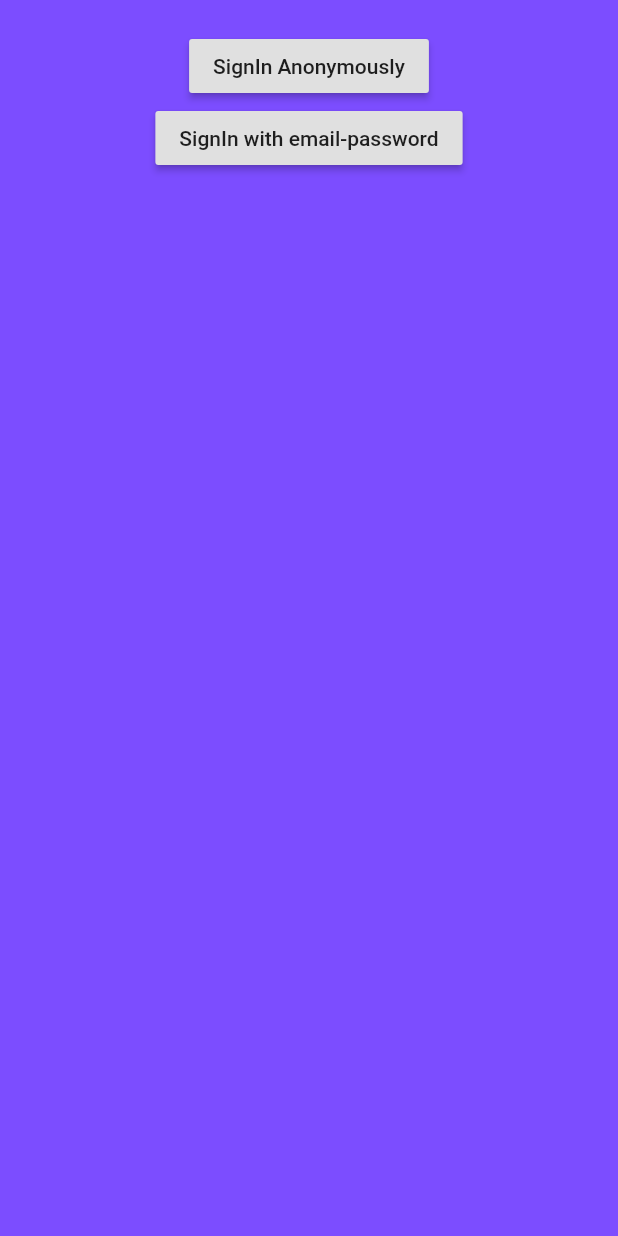
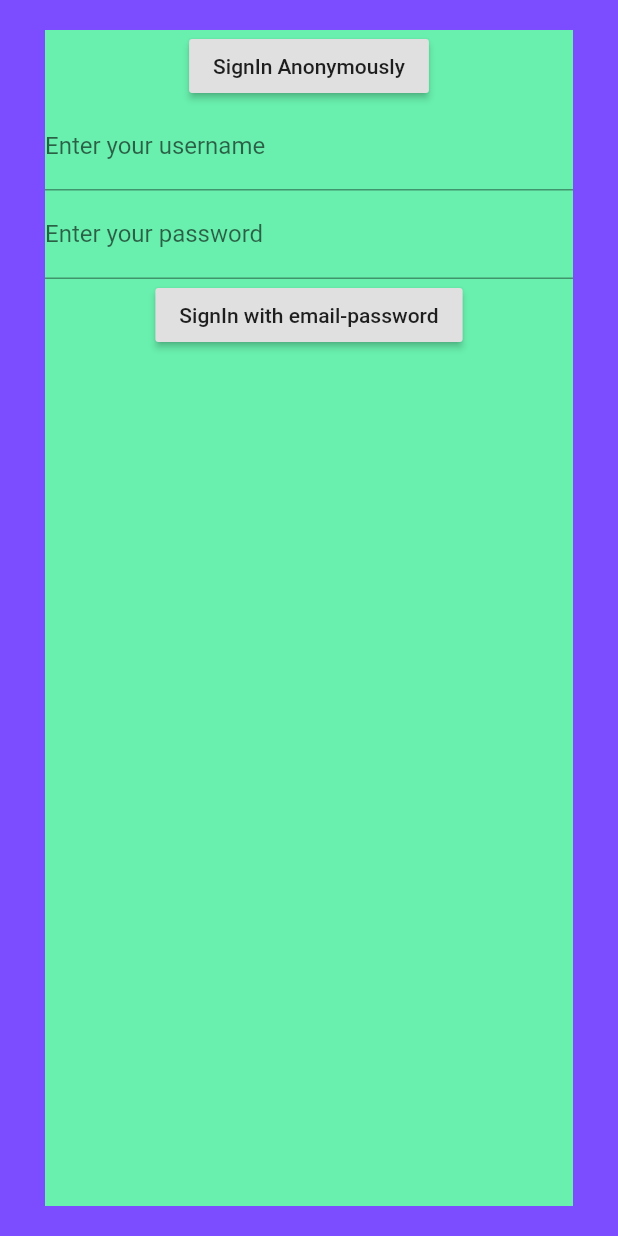
Before and after one commit to angelicrf/flutter, a Flutter app: the screen it shows after launch, on a phone screen of 412 x 824 dp. Run offline on Flutter 3.47's test engine with Material 2 defaults, Android fonts, the phone set to English and light mode, and no system bars; our stand-ins replace cloud_firestore, firebase_auth, firebase_core, font_awesome_flutter; accounts and stored records are empty.

Commit message:
steps register user firebase

```diff
--- a/chatUI/lib/Auth/auth.dart
+++ b/chatUI/lib/Auth/auth.dart
@@ -1,11 +1,40 @@
+import 'package:cloud_firestore/cloud_firestore.dart';
 import 'package:firebase_auth/firebase_auth.dart';
 import 'package:firebase_core/firebase_core.dart';
 
 class AuthService{
+  var userName;
+  var password;
+  AuthService(String userName, String password){
+    this.userName = userName;
+    this.password = password;
+  }
   FirebaseAuth auth = FirebaseAuth.instance;
 
-   Future sgininEmail() async{
-    try {
+  Future registerUser(){
+    try{
+      FirebaseFirestore.instance.collection('users').add(
+          {
+            "name" : this.userName,
+            "password" : this.password,
+            "address" : {
+              "street" : "default",
+              "city" : "default"
+            }
+          }).then((value){
+       return print(value.toString());
+      });
+    }on FirebaseFirestore
+    catch(e){
+      print(e.toString());
+    }
+  }
+
+  Future sgininEmail() async{
+   if(this.userName == "anna.holmes@gmail.com") {
+     try {
+       //print(userName);
+      //print(password);
       UserCredential user = await FirebaseAuth.instance.signInWithEmailAndPassword(
           email: "anna.holmes@gmail.com",
           password: "123456"
@@ -23,7 +52,8 @@ class AuthService{
         return print('Wrong password provided for that user.');
       }
       else return print(e.toString());
-    }
+    }} else
+      return registerUser();
   }
   Future signinAnon() async {
     try{
--- a/chatUI/lib/Auth/sign_in.dart
+++ b/chatUI/lib/Auth/sign_in.dart
@@ -1,19 +1,24 @@
 import 'package:chatUI/home_screen.dart';
 import 'package:flutter/cupertino.dart';
 import 'package:flutter/material.dart';
+import 'package:flutter/services.dart';
 
 import '../chat_screen.dart';
 import '../message_model.dart';
 import 'auth.dart';
 
 class SignIn extends StatefulWidget {
+
   @override
   _SignInState createState() => _SignInState();
 }
 
 class _SignInState extends State<SignIn> {
+
   @override
   Widget build(BuildContext context) {
+    final myController = TextEditingController();
+    final myController_2 = TextEditingController();
 
     return GestureDetector(
 
@@ -27,29 +32,45 @@ class _SignInState extends State<SignIn> {
           PageView.builder(
               itemCount: chats.length,
               itemBuilder: (BuildContext context, int index){
-            return  Column(
+            return  Scaffold(
+              backgroundColor: Colors.greenAccent,
+              body: Column(
                 children: [
                   RaisedButton(
                     child: Text("SignIn Anonymously"),
                     onPressed: () async{
                       final Message chat = chats[index];
-                    AuthService ath = AuthService();
+                      AuthService ath = AuthService(myController.toString(),myController_2.text.toString());
                       await ath.signinAnon();
                       Navigator.push(context, MaterialPageRoute(builder: (_) =>
                           HomeScreen()));
                     },
                   ),
+                  TextFormField(
+                  decoration: InputDecoration(
+                  labelText: 'Enter your username'
+                  ),
+                    controller: myController,
+                  ),
+                  TextFormField(
+                  decoration: InputDecoration(
+                  labelText: 'Enter your password'
+                  ),
+                    controller: myController_2,
+                  ),
                   RaisedButton(
                   child: Text("SignIn with email-password"),
                   onPressed: () async{
                   final Message chat = chats[index];
-                AuthService ath = AuthService();
+                  AuthService ath = AuthService(myController.text.toString(), myController_2.text.toString());
+                  //ath.registerUser();
                   await ath.sgininEmail();
                   Navigator.push(context, MaterialPageRoute(builder: (_) =>
                   HomeScreen()));
                   },
                   )
                 ],
+              ),
             );
           }),
         ),
--- a/chatUI/lib/chat_screen.dart
+++ b/chatUI/lib/chat_screen.dart
@@ -126,7 +126,6 @@ class _ChatScreenState extends State<ChatScreen> {
         ],
       ),
     );
-
   }
 
   @override
@@ -174,7 +173,6 @@ class _ChatScreenState extends State<ChatScreen> {
                             final Message message = chats[index];
                             bool isMe = message.sender.id == currentUser.id;
                         return _buildMessage(message, isMe);
-
                       }),
                     ),
                   )
@@ -183,8 +181,6 @@ class _ChatScreenState extends State<ChatScreen> {
              ]
             ),
           ),
-
-
     );
   }
 }
```
Lines whose indentation alone changed are shown as unchanged.
